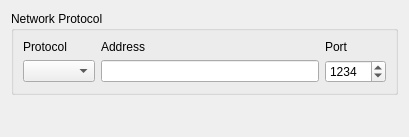
First picture: the form in modules/gui/qt4/ui/open_net.ui, repository omunroe-com/ubtvlc, before the edit.
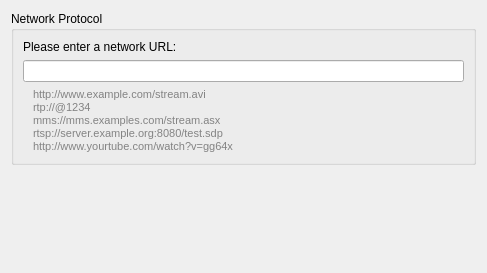
Second picture: the form after the edit.

Diff of the .ui file:
```diff
--- a/modules/gui/qt4/ui/open_net.ui
+++ b/modules/gui/qt4/ui/open_net.ui
@@ -1,13 +1,13 @@
 <ui version="4.0" >
  <author>Jean-Baptiste Kempf</author>
  <class>OpenNetwork</class>
- <widget class="QWidget" name="OpenNetwork" >
-  <property name="geometry" >
+ <widget class="QWidget" name="OpenNetwork">
+  <property name="geometry">
    <rect>
     <x>0</x>
     <y>0</y>
-    <width>409</width>
-    <height>137</height>
+    <width>487</width>
+    <height>273</height>
    </rect>
   </property>
   <property name="windowTitle" >
@@ -19,70 +19,51 @@
      <property name="title" >
       <string>Network Protocol</string>
      </property>
-     <layout class="QGridLayout" >
-      <item row="1" column="0" >
-       <widget class="QComboBox" name="protocolCombo" >
-        <property name="toolTip" >
-         <string>Select the protocol for the URL.</string>
-        </property>
-       </widget>
-      </item>
-      <item row="0" column="0" >
-       <widget class="QLabel" name="label" >
-        <property name="text" >
-         <string>Protocol</string>
-        </property>
-        <property name="buddy" >
-         <cstring>protocolCombo</cstring>
-        </property>
-       </widget>
-      </item>
-      <item row="1" column="2" >
-       <widget class="QSpinBox" name="portSpin" >
-        <property name="toolTip" >
-         <string>Select the port used</string>
-        </property>
-        <property name="accelerated" >
-         <bool>true</bool>
-        </property>
-        <property name="maximum" >
-         <number>65535</number>
-        </property>
-        <property name="value" >
-         <number>1234</number>
-        </property>
-       </widget>
-      </item>
-      <item row="0" column="1" >
-       <widget class="QLabel" name="label_2" >
-        <property name="sizePolicy" >
-         <sizepolicy vsizetype="Fixed" hsizetype="Preferred" >
+     <layout class="QGridLayout">
+      <item row="0" column="0">
+       <widget class="QLabel" name="label_1">
+        <property name="sizePolicy">
+         <sizepolicy hsizetype="Preferred" vsizetype="Fixed">
           <horstretch>0</horstretch>
           <verstretch>0</verstretch>
          </sizepolicy>
         </property>
-        <property name="text" >
-         <string>Address</string>
+        <property name="text">
+         <string>Please enter a network URL:</string>
         </property>
         <property name="buddy" >
          <cstring>addressText</cstring>
         </property>
        </widget>
       </item>
-      <item row="0" column="2" >
-       <widget class="QLabel" name="label_4" >
-        <property name="text" >
-         <string>Port</string>
+      <item row="1" column="0">
+       <widget class="QLineEdit" name="urlText">
+        <property name="toolTip">
+         <string>Enter the URL of the network stream here.</string>
         </property>
         <property name="buddy" >
          <cstring>portSpin</cstring>
         </property>
        </widget>
       </item>
-      <item row="1" column="1" >
-       <widget class="QLineEdit" name="addressText" >
-        <property name="toolTip" >
-         <string>Enter the URL of the network stream here, with or without the protocol.</string>
+      <item row="2" column="0">
+       <widget class="QLabel" name="label">
+        <property name="text">
+         <string>&lt;!DOCTYPE HTML PUBLIC &quot;-//W3C//DTD HTML 4.0//EN&quot; &quot;http://www.w3.org/TR/REC-html40/strict.dtd&quot;&gt;
+&lt;html&gt;&lt;head&gt;&lt;meta name=&quot;qrichtext&quot; content=&quot;1&quot; /&gt;&lt;style type=&quot;text/css&quot;&gt;
+p, li { white-space: pre-wrap; }
+&lt;/style&gt;&lt;/head&gt;&lt;body style=&quot; font-family:'DejaVu Sans'; font-size:8pt; font-weight:400; font-style:normal;&quot;&gt;
+&lt;p style=&quot; margin-top:0px; margin-bottom:0px; margin-left:0px; margin-right:0px; -qt-block-indent:0; text-indent:0px;&quot;&gt;&lt;span style=&quot; color:#838383;&quot;&gt;http://www.example.com/stream.avi&lt;/span&gt;&lt;/p&gt;
+&lt;p style=&quot; margin-top:0px; margin-bottom:0px; margin-left:0px; margin-right:0px; -qt-block-indent:0; text-indent:0px;&quot;&gt;&lt;span style=&quot; color:#838383;&quot;&gt;rtp://@1234&lt;/span&gt;&lt;/p&gt;
+&lt;p style=&quot; margin-top:0px; margin-bottom:0px; margin-left:0px; margin-right:0px; -qt-block-indent:0; text-indent:0px;&quot;&gt;&lt;span style=&quot; color:#838383;&quot;&gt;mms://mms.examples.com/stream.asx&lt;/span&gt;&lt;/p&gt;
+&lt;p style=&quot; margin-top:0px; margin-bottom:0px; margin-left:0px; margin-right:0px; -qt-block-indent:0; text-indent:0px;&quot;&gt;&lt;span style=&quot; color:#838383;&quot;&gt;rtsp://server.example.org:8080/test.sdp&lt;/span&gt;&lt;/p&gt;
+&lt;p style=&quot; margin-top:0px; margin-bottom:0px; margin-left:0px; margin-right:0px; -qt-block-indent:0; text-indent:0px;&quot;&gt;&lt;span style=&quot; color:#838383;&quot;&gt;http://www.yourtube.com/watch?v=gg64x&lt;/span&gt;&lt;/p&gt;&lt;/body&gt;&lt;/html&gt;</string>
+        </property>
+        <property name="margin">
+         <number>5</number>
+        </property>
+        <property name="indent">
+         <number>10</number>
         </property>
        </widget>
       </item>
```
Left out of the diff: 28 changed lines with no effect on the pictures.
